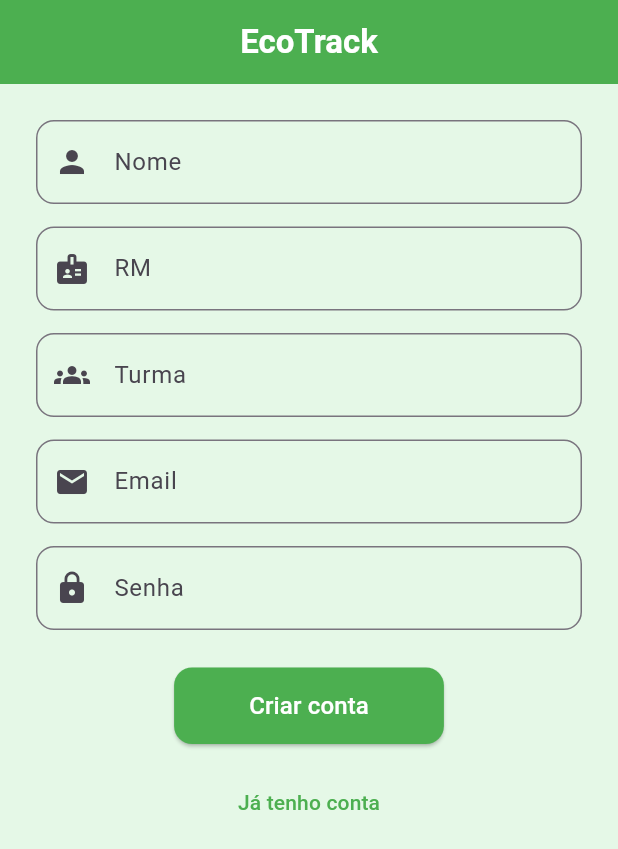
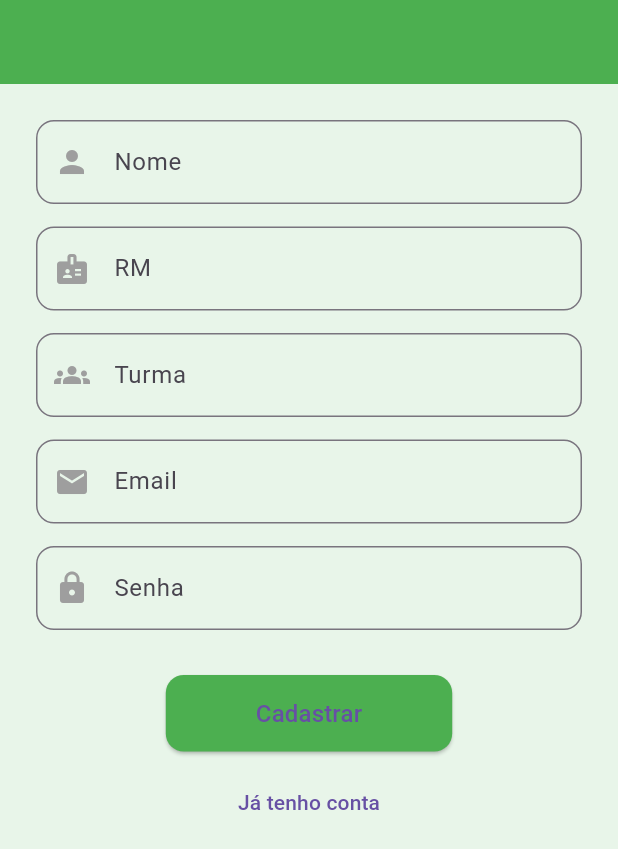
Before and after one commit to batistbz/pam_bea2, a Flutter app: the RegisterScreen screen opened directly, on a phone screen of 412 x 824 dp. Shown: the top 849 px of the screen. Run offline on Flutter 3.47's test engine with Material 3 defaults, Android fonts, the phone set to English and light mode, and no system bars.

Commit message:
apenas deixando com a mesma identidade visual da outra tela

```diff
--- a/appeco/lib/screens/register_screen.dart
+++ b/appeco/lib/screens/register_screen.dart
@@ -1,34 +1,82 @@
 import 'package:flutter/material.dart';
 
-class RegisterScreen extends StatelessWidget {
+class RegisterScreen extends StatefulWidget {
   const RegisterScreen({super.key});
+
+  @override
+  State<RegisterScreen> createState() => _RegisterScreenState();
+}
+
+class _RegisterScreenState extends State<RegisterScreen> {
+
+  FocusNode nomeFocus = FocusNode();
+  FocusNode rmFocus = FocusNode();
+  FocusNode turmaFocus = FocusNode();
+  FocusNode emailFocus = FocusNode();
+  FocusNode senhaFocus = FocusNode();
+
+  @override
+  void initState() {
+    super.initState();
+
+    nomeFocus.addListener(() => setState(() {}));
+    rmFocus.addListener(() => setState(() {}));
+    turmaFocus.addListener(() => setState(() {}));
+    emailFocus.addListener(() => setState(() {}));
+    senhaFocus.addListener(() => setState(() {}));
+  }
+
+  @override
+  void dispose() {
+    nomeFocus.dispose();
+    rmFocus.dispose();
+    turmaFocus.dispose();
+    emailFocus.dispose();
+    senhaFocus.dispose();
+    super.dispose();
+  }
 
   @override
   Widget build(BuildContext context) {
     return Scaffold(
-      backgroundColor: const Color.fromARGB(255, 229, 248, 231),
+      backgroundColor: Colors.green[50],
       appBar: AppBar(
-        title: const Text("EcoTrack"),
+
         centerTitle: true,
         automaticallyImplyLeading: false,
-        titleTextStyle: const TextStyle(
-          fontSize: 22,
-          color: Colors.white,
-          fontWeight: FontWeight.bold,
-        ),
         backgroundColor: Colors.green,
       ),
+
       body: Padding(
         padding: const EdgeInsets.all(24),
+        child: SingleChildScrollView(
           child: Column(
             children: [
 
               TextField(
+                focusNode: nomeFocus,
                 decoration: InputDecoration(
                   labelText: "Nome",
-                prefixIcon: Icon(Icons.person),
+
+                  prefixIcon: Icon(
+                    Icons.person,
+                    color: nomeFocus.hasFocus ? Colors.green : Colors.grey,
+                  ),
+
                   border: OutlineInputBorder(
                     borderRadius: BorderRadius.circular(12),
+                  ),
+
+                  focusedBorder: OutlineInputBorder(
+                    borderRadius: BorderRadius.circular(12),
+                    borderSide: const BorderSide(
+                      color: Colors.green,
+                      width: 2,
+                    ),
+                  ),
+
+                  floatingLabelStyle: const TextStyle(
+                    color: Colors.green,
                   ),
                 ),
               ),
@@ -36,11 +84,29 @@ class RegisterScreen extends StatelessWidget {
               const SizedBox(height: 15),
 
               TextField(
+                focusNode: rmFocus,
                 decoration: InputDecoration(
                   labelText: "RM",
-                prefixIcon: Icon(Icons.badge),
+
+                  prefixIcon: Icon(
+                    Icons.badge,
+                    color: rmFocus.hasFocus ? Colors.green : Colors.grey,
+                  ),
+
                   border: OutlineInputBorder(
                     borderRadius: BorderRadius.circular(12),
+                  ),
+
+                  focusedBorder: OutlineInputBorder(
+                    borderRadius: BorderRadius.circular(12),
+                    borderSide: const BorderSide(
+                      color: Colors.green,
+                      width: 2,
+                    ),
+                  ),
+
+                  floatingLabelStyle: const TextStyle(
+                    color: Colors.green,
                   ),
                 ),
               ),
@@ -48,11 +114,29 @@ class RegisterScreen extends StatelessWidget {
               const SizedBox(height: 15),
 
               TextField(
+                focusNode: turmaFocus,
                 decoration: InputDecoration(
                   labelText: "Turma",
-                prefixIcon: Icon(Icons.groups),
+
+                  prefixIcon: Icon(
+                    Icons.groups,
+                    color: turmaFocus.hasFocus ? Colors.green : Colors.grey,
+                  ),
+
                   border: OutlineInputBorder(
                     borderRadius: BorderRadius.circular(12),
+                  ),
+
+                  focusedBorder: OutlineInputBorder(
+                    borderRadius: BorderRadius.circular(12),
+                    borderSide: const BorderSide(
+                      color: Colors.green,
+                      width: 2,
+                    ),
+                  ),
+
+                  floatingLabelStyle: const TextStyle(
+                    color: Colors.green,
                   ),
                 ),
               ),
@@ -60,11 +144,29 @@ class RegisterScreen extends StatelessWidget {
               const SizedBox(height: 15),
 
               TextField(
+                focusNode: emailFocus,
                 decoration: InputDecoration(
                   labelText: "Email",
-                prefixIcon: Icon(Icons.email),
+
+                  prefixIcon: Icon(
+                    Icons.email,
+                    color: emailFocus.hasFocus ? Colors.green : Colors.grey,
+                  ),
+
                   border: OutlineInputBorder(
                     borderRadius: BorderRadius.circular(12),
+                  ),
+
+                  focusedBorder: OutlineInputBorder(
+                    borderRadius: BorderRadius.circular(12),
+                    borderSide: const BorderSide(
+                      color: Colors.green,
+                      width: 2,
+                    ),
+                  ),
+
+                  floatingLabelStyle: const TextStyle(
+                    color: Colors.green,
                   ),
                 ),
               ),
@@ -72,54 +174,67 @@ class RegisterScreen extends StatelessWidget {
               const SizedBox(height: 15),
 
               TextField(
+                focusNode: senhaFocus,
                 obscureText: true,
                 decoration: InputDecoration(
                   labelText: "Senha",
-                prefixIcon: Icon(Icons.lock),
+
+                  prefixIcon: Icon(
+                    Icons.lock,
+                    color: senhaFocus.hasFocus ? Colors.green : Colors.grey,
+                  ),
+
                   border: OutlineInputBorder(
                     borderRadius: BorderRadius.circular(12),
+                  ),
+
+                  focusedBorder: OutlineInputBorder(
+                    borderRadius: BorderRadius.circular(12),
+                    borderSide: const BorderSide(
+                      color: Colors.green,
+                      width: 2,
+                    ),
+                  ),
+
+                  floatingLabelStyle: const TextStyle(
+                    color: Colors.green,
                   ),
                 ),
               ),
 
-            const SizedBox(height: 25),
+              const SizedBox(height: 30),
 
               ElevatedButton(
                 style: ElevatedButton.styleFrom(
                   backgroundColor: Colors.green,
                   padding: const EdgeInsets.symmetric(
-                  horizontal: 50,
+                    horizontal: 60,
                     vertical: 14,
                   ),
                   shape: RoundedRectangleBorder(
                     borderRadius: BorderRadius.circular(12),
                   ),
                 ),
+
                 onPressed: () {},
+
                 child: const Text(
-                "Criar conta",
-                style: TextStyle(
-                  fontSize: 16,
-                  color: Colors.white,
-                ),
+                  "Cadastrar",
+                  style: TextStyle(fontSize: 16),
                 ),
               ),
 
-            const SizedBox(height: 15),
+              const SizedBox(height: 10),
 
               TextButton(
                 onPressed: () {
                   Navigator.pop(context);
                 },
-              child: const Text(
-                "Já tenho conta",
-                style: TextStyle(
-                  fontSize: 14,
-                  color: Colors.green
+                child: const Text("Já tenho conta"),
               ),
+
+            ],
           ),
-            )
-          ],
         ),
       ),
     );
```
Lines whose indentation alone changed are shown as unchanged.
